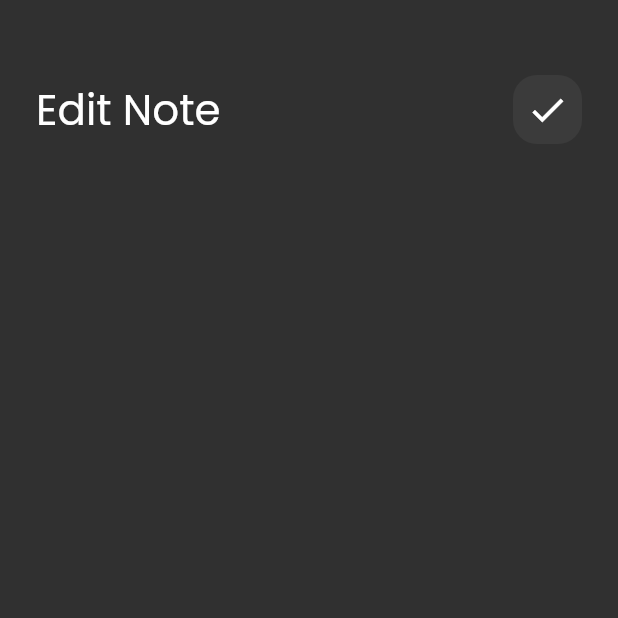
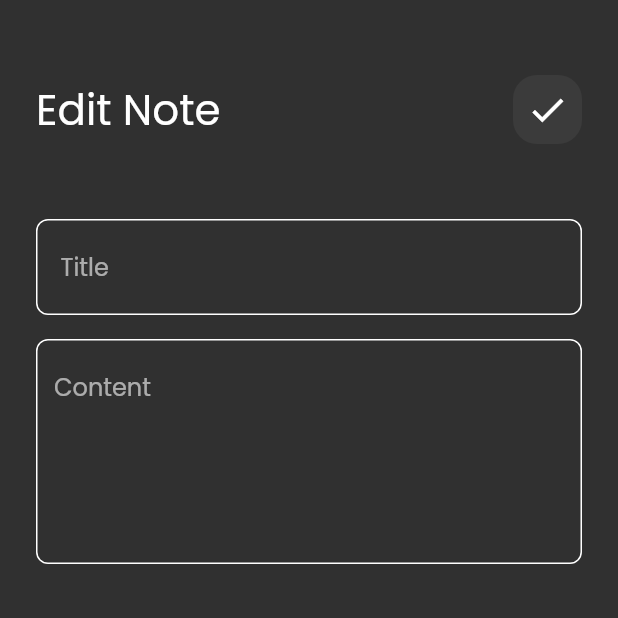
Before and after one commit to AbdallahALdaraimli/note_app, a Flutter app: the EditNoteView screen opened directly, on a phone screen of 412 x 824 dp, the top half of it. Run offline on Flutter 3.47's test engine with Material 2 defaults, Android fonts, the phone set to English and light mode, and no system bars.

Commit message:
edit note view ui done

```diff
--- a/lib/widget/edit_view_body.dart
+++ b/lib/widget/edit_view_body.dart
@@ -1,5 +1,6 @@
 import 'package:flutter/material.dart';
 import 'package:note_app/widget/custom_app_bar.dart';
+import 'package:note_app/widget/custom_text_filed.dart';
 
 class EditNoteViewBody extends StatelessWidget {
   const EditNoteViewBody({super.key});
@@ -17,6 +18,19 @@ class EditNoteViewBody extends StatelessWidget {
             title: 'Edit Note',
             icon: Icons.check,
           ),
+          SizedBox(
+            height: 50,
+          ),
+          CustemTextField(
+            hint: ' Title',
+          ),
+          SizedBox(
+            height: 16,
+          ),
+          CustemTextField(
+            hint: 'Content',
+            maxLines: 5,
+          ),
         ],
       ),
     );
```
